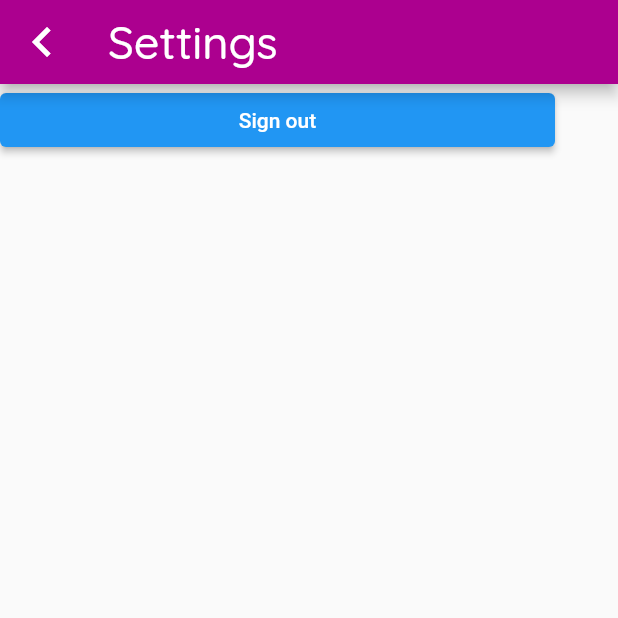
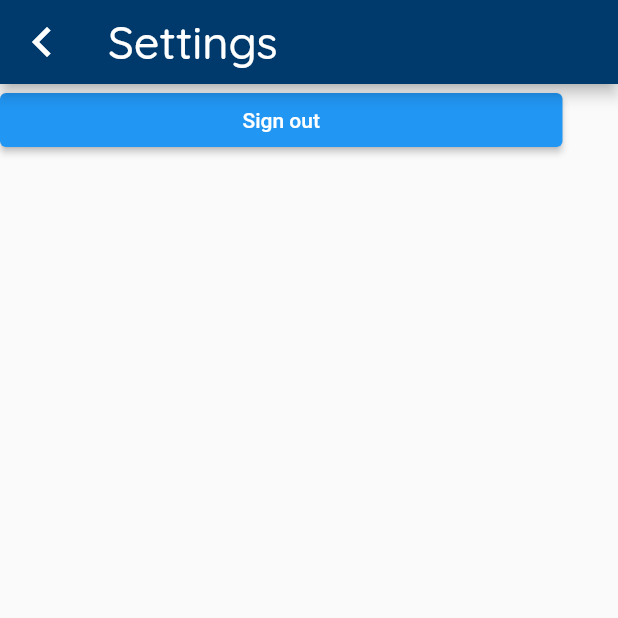
Before and after one commit to Luke-Cragg/xaler, a Flutter app: the Settings screen opened directly, on a phone screen of 412 x 824 dp, the top half of it. Run offline on Flutter 3.47's test engine with Material 2 defaults, Android fonts, the phone set to English and light mode, and no system bars; our stand-ins replace firebase_auth, firebase_core, google_fonts, shared_preferences, smooth_page_indicator; accounts and stored records are empty.

Commit message:
Styling change

```diff
--- a/lib/settings.dart
+++ b/lib/settings.dart
@@ -10,7 +10,7 @@ class Settings extends StatefulWidget {
 }
 
 class SettingsPage extends State<Settings> {
-  final Color Purple = const Color(0xFFAC008F);
+  final Color backGround = const Color(0xFF003A6C);
   @override
   Widget build(BuildContext context) {
     return Scaffold(
@@ -19,7 +19,7 @@ class SettingsPage extends State<Settings> {
           "Settings",
           style: GoogleFonts.quicksand(color: Colors.white, fontSize: 30),
         ),
-        backgroundColor: Purple,
+        backgroundColor: backGround,
         leading: IconButton(
           icon: const Icon(
             Icons.chevron_left_outlined,
@@ -38,8 +38,8 @@ class SettingsPage extends State<Settings> {
               children: [
                 Row(
                   children: [
-                    Container(
-                      width: 370,
+                    SizedBox(
+                      width: 375,
                       child: ElevatedButton(
                         onPressed: () async {
                           SharedPreferences prefs =
@@ -52,7 +52,7 @@ class SettingsPage extends State<Settings> {
                         },
                         child: Text("Sign out"),
                       ),
-                    )
+                    ),
                   ],
                 ),
               ],
```
